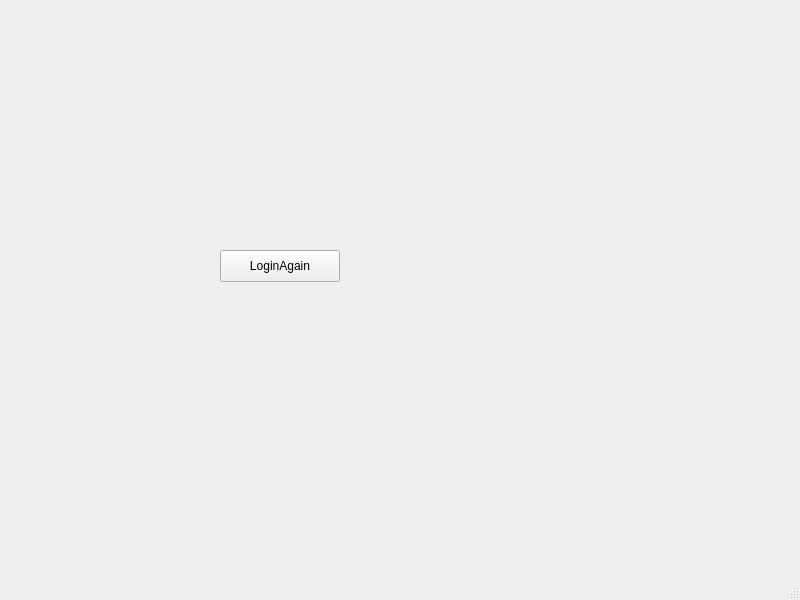
Old version of the form Jobs-of-SoftwareEngineer/Codeing/Scut/student.ui in the repository CSLP/CPP.
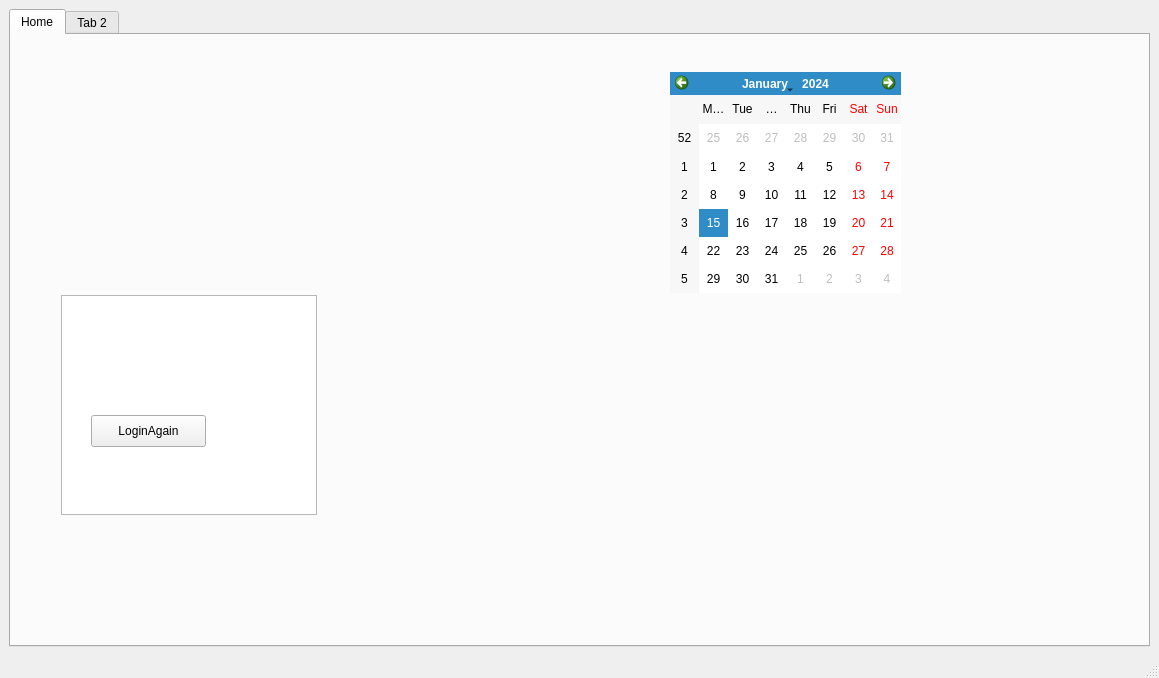
New version of the form.

The edit to the form file:
```diff
--- a/Jobs-of-SoftwareEngineer/Codeing/Scut/student.ui
+++ b/Jobs-of-SoftwareEngineer/Codeing/Scut/student.ui
@@ -6,27 +6,96 @@
    <rect>
     <x>0</x>
     <y>0</y>
-    <width>800</width>
-    <height>600</height>
+    <width>1159</width>
+    <height>678</height>
    </rect>
   </property>
+  <property name="sizePolicy">
+   <sizepolicy hsizetype="Preferred" vsizetype="Preferred">
+    <horstretch>0</horstretch>
+    <verstretch>0</verstretch>
+   </sizepolicy>
+  </property>
   <property name="windowTitle">
    <string>MainWindow</string>
   </property>
+  <property name="layoutDirection">
+   <enum>Qt::LeftToRight</enum>
+  </property>
   <widget class="QWidget" name="centralwidget">
-   <widget class="QPushButton" name="loginAgainPushButton">
-    <property name="geometry">
-     <rect>
-      <x>220</x>
-      <y>250</y>
-      <width>120</width>
-      <height>32</height>
-     </rect>
-    </property>
-    <property name="text">
-     <string>LoginAgain</string>
-    </property>
-   </widget>
+   <layout class="QHBoxLayout" name="horizontalLayout">
+    <item>
+     <widget class="QTabWidget" name="tabWidget">
+      <property name="currentIndex">
+       <number>0</number>
+      </property>
+      <widget class="QWidget" name="tab">
+       <attribute name="title">
+        <string>Home</string>
+       </attribute>
+       <widget class="QListView" name="listView">
+        <property name="geometry">
+         <rect>
+          <x>50</x>
+          <y>260</y>
+          <width>256</width>
+          <height>220</height>
+         </rect>
+        </property>
+       </widget>
+       <widget class="QPushButton" name="loginAgainPushButton">
+        <property name="geometry">
+         <rect>
+          <x>80</x>
+          <y>380</y>
+          <width>115</width>
+          <height>32</height>
+         </rect>
+        </property>
+        <property name="sizePolicy">
+         <sizepolicy hsizetype="Fixed" vsizetype="Fixed">
+          <horstretch>100</horstretch>
+          <verstretch>0</verstretch>
+         </sizepolicy>
+        </property>
+        <property name="minimumSize">
+         <size>
+          <width>30</width>
+          <height>0</height>
+         </size>
+        </property>
+        <property name="cursor">
+         <cursorShape>PointingHandCursor</cursorShape>
+        </property>
+        <property name="layoutDirection">
+         <enum>Qt::LeftToRight</enum>
+        </property>
+        <property name="autoFillBackground">
+         <bool>false</bool>
+        </property>
+        <property name="text">
+         <string>LoginAgain</string>
+        </property>
+       </widget>
+       <widget class="QCalendarWidget" name="calendarWidget">
+        <property name="geometry">
+         <rect>
+          <x>659</x>
+          <y>37</y>
+          <width>231</width>
+          <height>221</height>
+         </rect>
+        </property>
+       </widget>
+      </widget>
+      <widget class="QWidget" name="tab_2">
+       <attribute name="title">
+        <string>Tab 2</string>
+       </attribute>
+      </widget>
+     </widget>
+    </item>
+   </layout>
   </widget>
   <widget class="QMenuBar" name="menubar">
    <property name="geometry">
```
Left out of the diff: 2 changed lines with no effect on the pictures.
